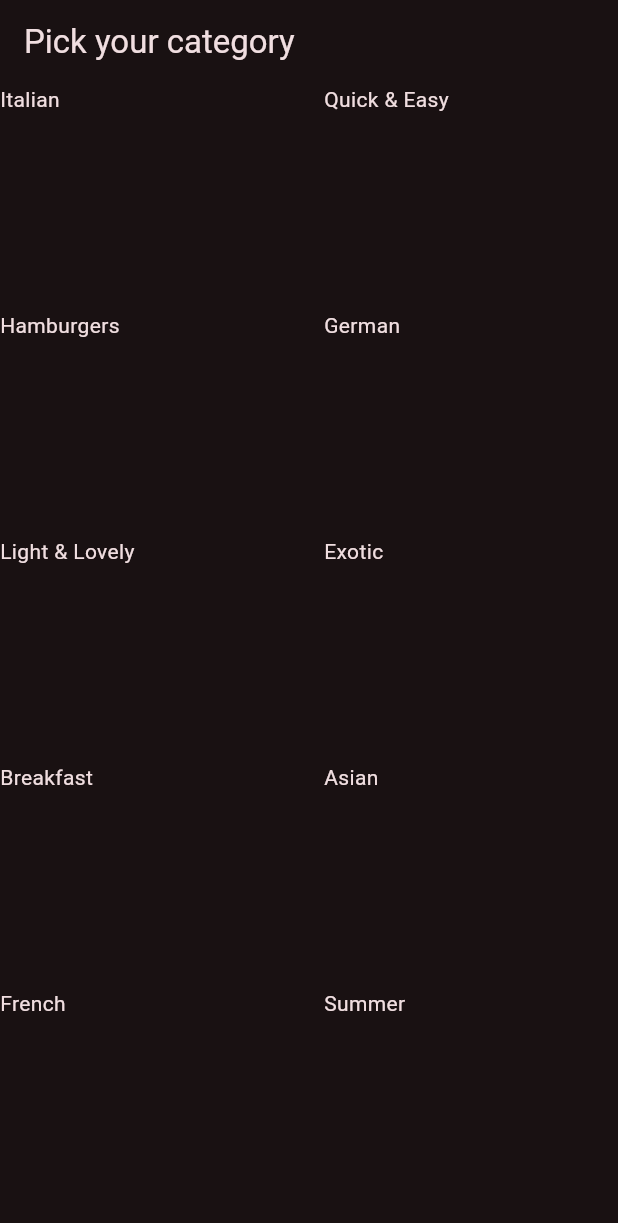
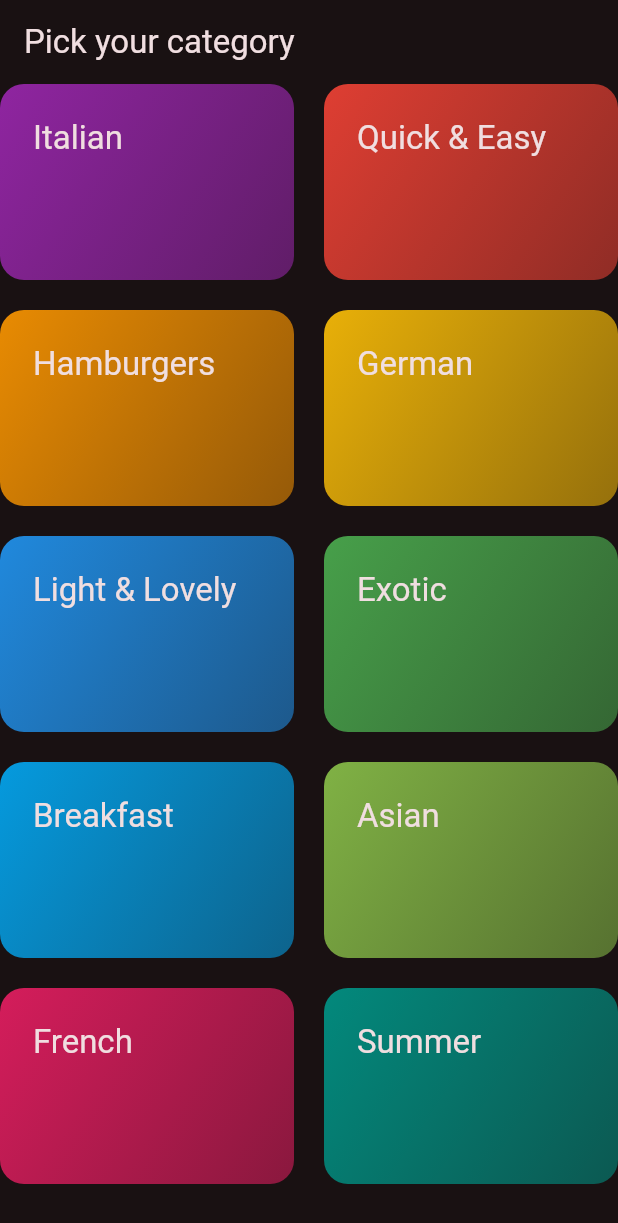
Before and after one commit to a7madDelea/Meals, a Flutter app: the screen it shows after launch, on a phone screen of 412 x 824 dp. Shown: the top 1223 px of the screen. Run offline on Flutter 3.47's test engine with Material 3 defaults, Android fonts, the phone set to English and light mode, and no system bars.

Commit message:
Category Grid Item. Create Category Grid Item Widget.

```diff
--- a/lib/screens/categories_screen.dart
+++ b/lib/screens/categories_screen.dart
@@ -2,6 +2,7 @@ import 'package:flutter/material.dart';
 import 'package:meals/data/categories_data.dart';
 
 import '../models/category_model.dart';
+import '../widgets/category_grid_item.dart';
 
 class CategoriesScreen extends StatelessWidget {
   const CategoriesScreen({super.key});
@@ -20,7 +21,10 @@ class CategoriesScreen extends StatelessWidget {
           childAspectRatio: 3 / 2,
         ),
         children: [
-          for (CategoryModel category in categoriesData) Text(category.title),
+          for (CategoryModel category in categoriesData)
+            CategoryGridItem(
+              category: category,
+            ),
         ],
       ),
     );
--- /dev/null
+++ b/lib/widgets/category_grid_item.dart
@@ -0,0 +1,33 @@
+import 'package:flutter/material.dart';
+
+import '../models/category_model.dart';
+
+class CategoryGridItem extends StatelessWidget {
+  const CategoryGridItem({super.key, required this.category});
+
+  final CategoryModel category;
+
+  @override
+  Widget build(BuildContext context) {
+    return Container(
+      padding: const EdgeInsets.all(22),
+      decoration: BoxDecoration(
+        borderRadius: BorderRadius.circular(16),
+        gradient: LinearGradient(
+          colors: [
+            category.color.withOpacity(0.54),
+            category.color.withOpacity(0.9),
+          ],
+          begin: Alignment.bottomRight,
+          end: Alignment.topLeft,
+        ),
+      ),
+      child: Text(
+        category.title,
+        style: Theme.of(context).textTheme.titleLarge!.copyWith(
+              color: Theme.of(context).colorScheme.onSurface,
+            ),
+      ),
+    );
+  }
+}
```
